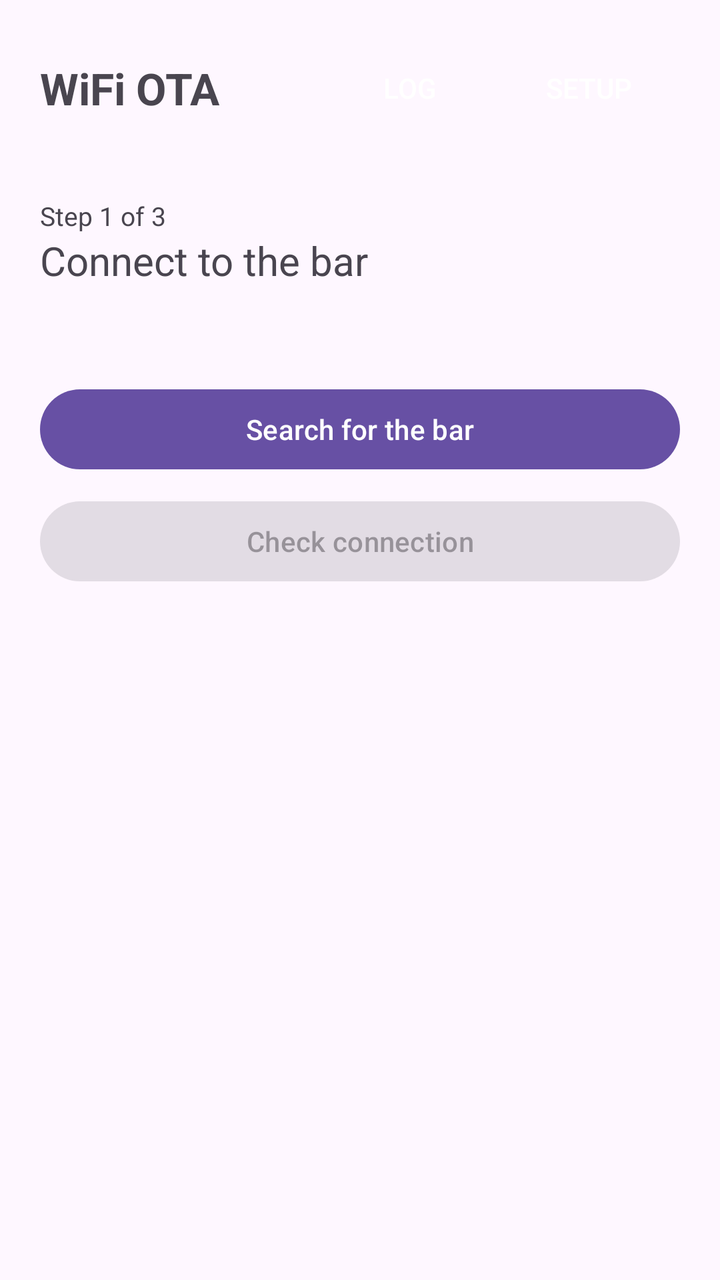
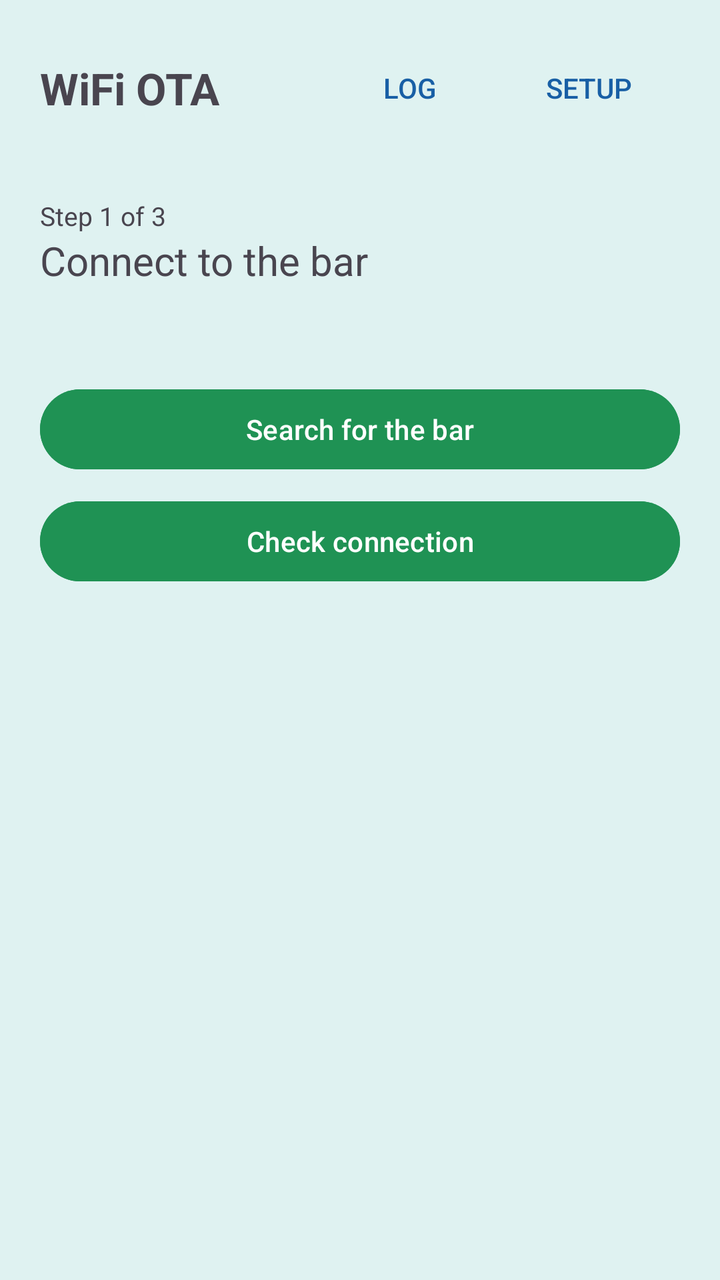

Compare the two renders of this Android layout. The source of the first and the diff that turns it into the second are given below.
<!-- AndroidManifest.xml: application theme Theme.Material3.Light.NoActionBar -->
<!-- res/layout/activity_main.xml -->
<?xml version="1.0" encoding="utf-8"?>
<LinearLayout xmlns:android="http://schemas.android.com/apk/res/android"
    android:layout_width="match_parent"
    android:layout_height="match_parent"
    android:orientation="vertical"
    android:padding="20dp">

    <LinearLayout
        android:layout_width="match_parent"
        android:layout_height="wrap_content"
        android:gravity="center_vertical"
        android:orientation="horizontal">

        <TextView
            android:layout_width="0dp"
            android:layout_height="wrap_content"
            android:layout_weight="1"
            android:text="WiFi OTA"
            android:textSize="22sp"
            android:textStyle="bold" />

        <Button
            android:id="@+id/logButton"
            style="?android:attr/borderlessButtonStyle"
            android:layout_width="wrap_content"
            android:layout_height="wrap_content"
            android:text="Log" />

        <Button
            android:id="@+id/settingsButton"
            style="?android:attr/borderlessButtonStyle"
            android:layout_width="wrap_content"
            android:layout_height="wrap_content"
            android:text="Setup" />
    </LinearLayout>

    <LinearLayout
        android:layout_width="match_parent"
        android:layout_height="wrap_content"
        android:layout_marginTop="8dp"
        android:orientation="horizontal">

        <View
            android:id="@+id/bar1"
            android:layout_width="0dp"
            android:layout_height="5dp"
            android:layout_marginEnd="4dp"
            android:layout_weight="1" />

        <View
            android:id="@+id/bar2"
            android:layout_width="0dp"
            android:layout_height="5dp"
            android:layout_marginEnd="4dp"
            android:layout_weight="1" />

        <View
            android:id="@+id/bar3"
            android:layout_width="0dp"
            android:layout_height="5dp"
            android:layout_weight="1" />
    </LinearLayout>

    <TextView
        android:id="@+id/stepCounter"
        android:layout_width="wrap_content"
        android:layout_height="wrap_content"
        android:layout_marginTop="18dp"
        android:textSize="13sp"
        android:text="Step 1 of 3" />

    <TextView
        android:id="@+id/stepTitle"
        android:layout_width="wrap_content"
        android:layout_height="wrap_content"
        android:textSize="20sp"
        android:text="Connect to the bar" />

    <TextView
        android:id="@+id/stepHint"
        android:layout_width="match_parent"
        android:layout_height="wrap_content"
        android:layout_marginTop="4dp"
        android:textSize="14sp"
        android:text="" />

    <LinearLayout
        android:id="@+id/step1"
        android:layout_width="match_parent"
        android:layout_height="wrap_content"
        android:layout_marginTop="24dp"
        android:orientation="vertical">

        <Button
            android:id="@+id/searchButton"
            android:layout_width="match_parent"
            android:layout_height="wrap_content"
            android:text="Search for the bar" />

        <Button
            android:id="@+id/pingButton"
            android:layout_width="match_parent"
            android:layout_height="wrap_content"
            android:layout_marginTop="8dp"
            android:enabled="false"
            android:text="Check connection" />
    </LinearLayout>

    <LinearLayout
        android:id="@+id/step2"
        android:layout_width="match_parent"
        android:layout_height="wrap_content"
        android:layout_marginTop="24dp"
        android:orientation="vertical"
        android:visibility="gone">

        <Button
            android:id="@+id/folderButton"
            android:layout_width="match_parent"
            android:layout_height="wrap_content"
            android:text="Choose firmware folder" />

        <Button
            android:id="@+id/hmiButton"
            android:layout_width="match_parent"
            android:layout_height="wrap_content"
            android:layout_marginTop="12dp"
            android:enabled="false"
            android:text="HMI" />

        <Button
            android:id="@+id/addonButton"
            android:layout_width="match_parent"
            android:layout_height="wrap_content"
            android:layout_marginTop="8dp"
            android:enabled="false"
            android:text="ADDON" />

        <Button
            android:id="@+id/rcButton"
            android:layout_width="match_parent"
            android:layout_height="wrap_content"
            android:layout_marginTop="8dp"
            android:enabled="false"
            android:text="RC" />
    </LinearLayout>

    <LinearLayout
        android:id="@+id/step3"
        android:layout_width="match_parent"
        android:layout_height="wrap_content"
        android:layout_marginTop="24dp"
        android:orientation="vertical"
        android:visibility="gone">

        <TextView
            android:id="@+id/summary"
            android:layout_width="match_parent"
            android:layout_height="wrap_content"
            android:textSize="15sp"
            android:text="" />

        <ProgressBar
            android:id="@+id/uploadBar"
            style="?android:attr/progressBarStyleHorizontal"
            android:layout_width="match_parent"
            android:layout_height="wrap_content"
            android:layout_marginTop="16dp"
            android:max="100"
            android:progress="0"
            android:visibility="invisible" />

        <TextView
            android:id="@+id/progressText"
            android:layout_width="match_parent"
            android:layout_height="wrap_content"
            android:textSize="13sp"
            android:text="" />

        <Button
            android:id="@+id/flashButton"
            android:layout_width="match_parent"
            android:layout_height="wrap_content"
            android:layout_marginTop="16dp"
            android:text="Flash" />
    </LinearLayout>

    <Button
        android:id="@+id/backButton"
        style="?android:attr/borderlessButtonStyle"
        android:layout_width="wrap_content"
        android:layout_height="wrap_content"
        android:layout_marginTop="8dp"
        android:text="Back"
        android:visibility="gone" />
</LinearLayout>
<!-- resources referenced by this layout -->
<resources>

</resources>

<!-- the commit's change to res/layout/activity_main.xml (unified diff, before → after) -->
@@ -2,6 +2,7 @@
 <LinearLayout xmlns:android="http://schemas.android.com/apk/res/android"
     android:layout_width="match_parent"
     android:layout_height="match_parent"
+    android:background="@color/app_background"
     android:orientation="vertical"
     android:padding="20dp">
 
@@ -21,6 +22,7 @@
 
         <Button
             android:id="@+id/logButton"
+            android:textColor="@color/helper_blue"
             style="?android:attr/borderlessButtonStyle"
             android:layout_width="wrap_content"
             android:layout_height="wrap_content"
@@ -28,6 +30,7 @@
 
         <Button
             android:id="@+id/settingsButton"
+            android:textColor="@color/helper_blue"
             style="?android:attr/borderlessButtonStyle"
             android:layout_width="wrap_content"
             android:layout_height="wrap_content"
@@ -93,12 +96,16 @@
 
         <Button
             android:id="@+id/searchButton"
+            android:backgroundTint="@color/action_green"
+            android:textColor="#FFFFFF"
             android:layout_width="match_parent"
             android:layout_height="wrap_content"
             android:text="Search for the bar" />
 
         <Button
             android:id="@+id/pingButton"
+            android:backgroundTint="@color/action_green"
+            android:textColor="#FFFFFF"
             android:layout_width="match_parent"
             android:layout_height="wrap_content"
             android:layout_marginTop="8dp"
@@ -116,12 +123,16 @@
 
         <Button
             android:id="@+id/folderButton"
+            android:backgroundTint="@color/helper_blue"
+            android:textColor="#FFFFFF"
             android:layout_width="match_parent"
             android:layout_height="wrap_content"
             android:text="Choose firmware folder" />
 
         <Button
             android:id="@+id/hmiButton"
+            android:backgroundTint="@color/action_green"
+            android:textColor="#FFFFFF"
             android:layout_width="match_parent"
             android:layout_height="wrap_content"
             android:layout_marginTop="12dp"
@@ -130,6 +141,8 @@
 
         <Button
             android:id="@+id/addonButton"
+            android:backgroundTint="@color/action_green"
+            android:textColor="#FFFFFF"
             android:layout_width="match_parent"
             android:layout_height="wrap_content"
             android:layout_marginTop="8dp"
@@ -138,6 +151,8 @@
 
         <Button
             android:id="@+id/rcButton"
+            android:backgroundTint="@color/action_green"
+            android:textColor="#FFFFFF"
             android:layout_width="match_parent"
             android:layout_height="wrap_content"
             android:layout_marginTop="8dp"
@@ -179,6 +194,8 @@
 
         <Button
             android:id="@+id/flashButton"
+            android:backgroundTint="@color/action_green"
+            android:textColor="#FFFFFF"
             android:layout_width="match_parent"
             android:layout_height="wrap_content"
             android:layout_marginTop="16dp"
@@ -187,6 +204,7 @@
 
     <Button
         android:id="@+id/backButton"
+        android:textColor="@color/helper_blue"
         style="?android:attr/borderlessButtonStyle"
         android:layout_width="wrap_content"
         android:layout_height="wrap_content"
<!-- resource entries referenced after the edit -->
@@ -1,5 +1,7 @@
 <!-- resources referenced by this layout -->
 <resources>
-
+  <color name="action_green">#1F9254</color>
+  <color name="app_background">#DFF2F1</color>
+  <color name="helper_blue">#185FA5</color>
 </resources>
 
